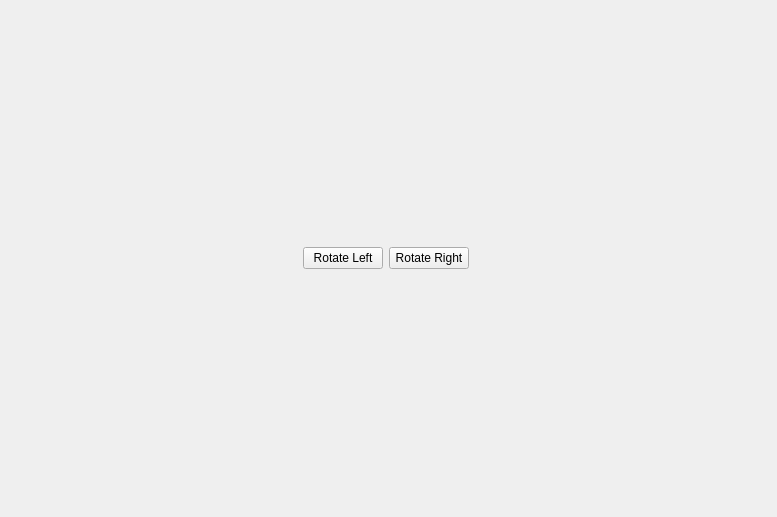
Before: the Qt Designer form GUI/uiFiles/imageViewerGrantha.ui in aumanimationstudios/Grantha, drawn with Qt 5.
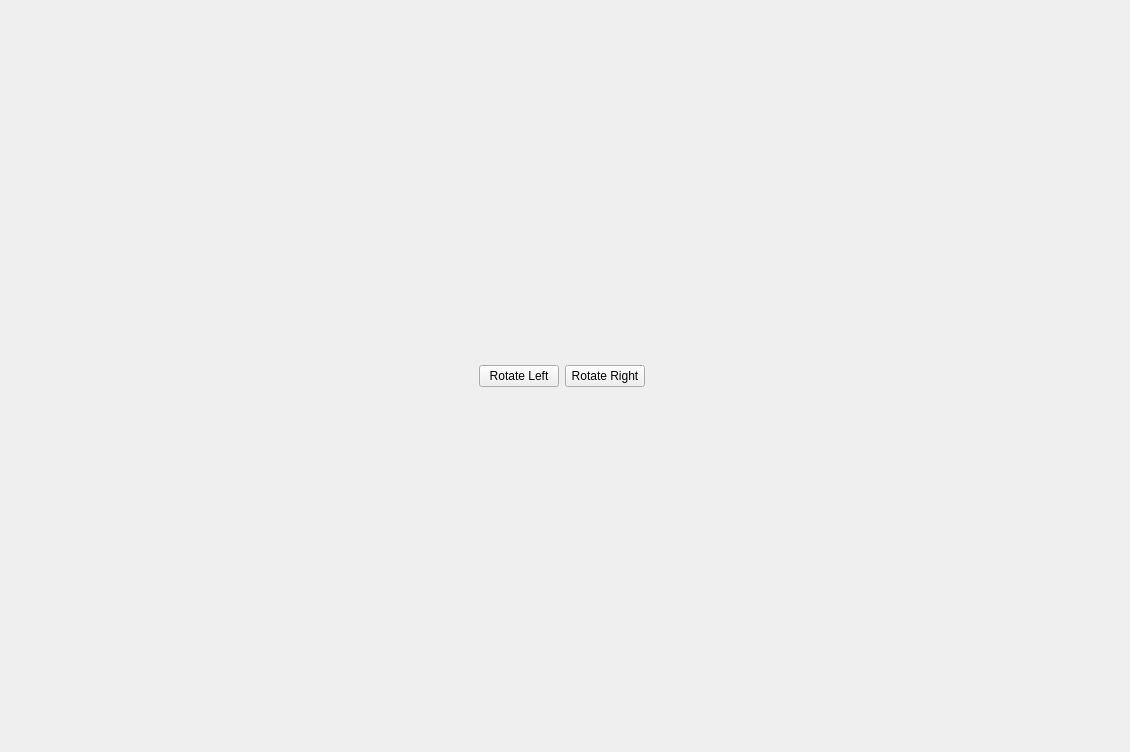
After: the same form once the commit is applied. Icons and pictures are not drawn.

```diff
--- a/GUI/uiFiles/imageViewerGrantha.ui
+++ b/GUI/uiFiles/imageViewerGrantha.ui
@@ -6,8 +6,8 @@
    <rect>
     <x>0</x>
     <y>0</y>
-    <width>777</width>
-    <height>517</height>
+    <width>1130</width>
+    <height>752</height>
    </rect>
   </property>
   <property name="windowTitle">
```
